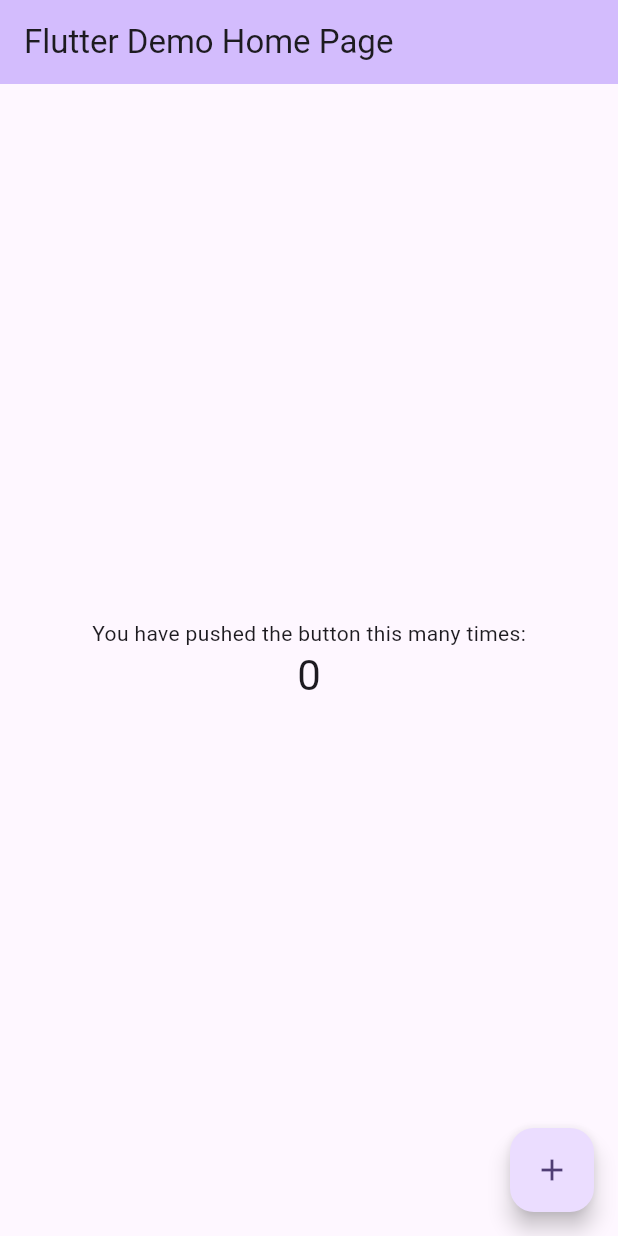
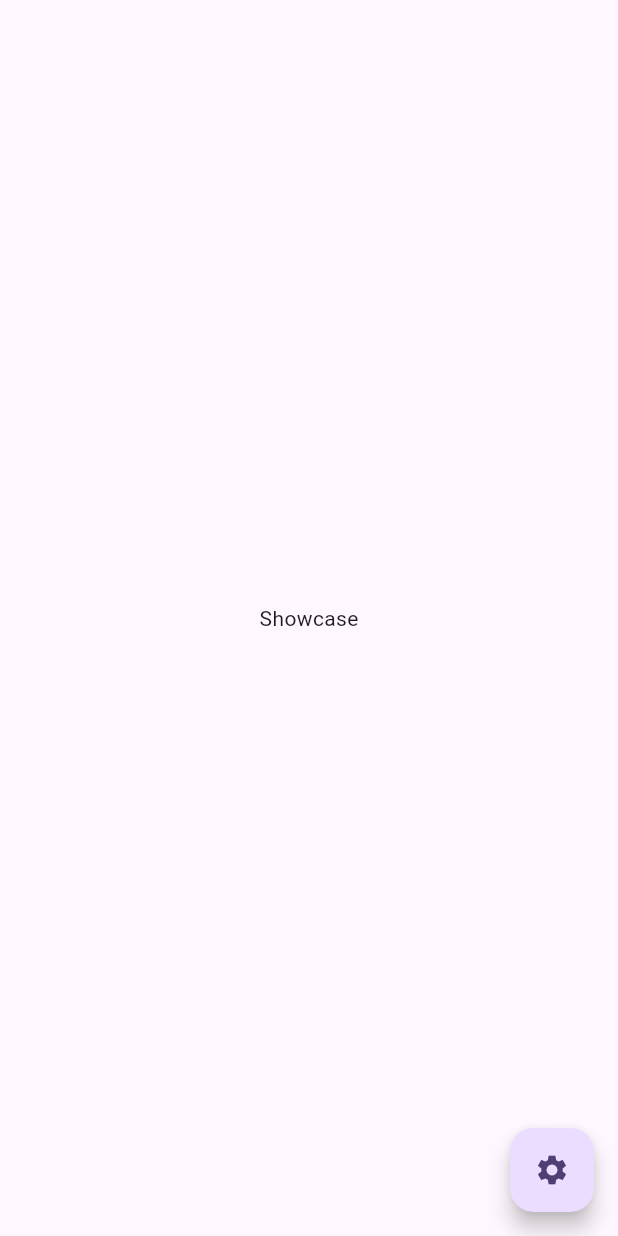
Before and after one commit to vdvpie22/showcase, a Flutter app: the screen it shows after launch, on a phone screen of 412 x 824 dp. Run offline on Flutter 3.47's test engine with Material 3 defaults, Android fonts, the phone set to English and light mode, and no system bars; our stand-ins replace get_it, injectable; generated files the repository leaves out were written again.

```diff
--- /dev/null
+++ b/l10n.yaml
@@ -0,0 +1,3 @@
+arb-dir: lib/l10n
+template-arb-file: app_en.arb
+output-localization-file: app_localizations.dart
--- /dev/null
+++ b/lib/common/locale_text.dart
@@ -0,0 +1,8 @@
+import 'package:flutter/material.dart';
+import 'package:flutter_gen/gen_l10n/app_localizations.dart';
+
+class LocaleText {
+  static AppLocalizations? of(BuildContext context) {
+    return Localizations.of<AppLocalizations>(context, AppLocalizations);
+  }
+}
--- /dev/null
+++ b/lib/core/app_scaffold.dart
@@ -0,0 +1,24 @@
+import 'package:flutter/material.dart';
+
+class AppScaffold extends StatelessWidget {
+  const AppScaffold({super.key, required this.child});
+
+  final Widget child;
+
+  @override
+  Widget build(BuildContext context) {
+    return Scaffold(
+      body: SafeArea(
+        child: child,
+      ),
+      floatingActionButton: FloatingActionButton(
+        onPressed: () {
+          if (ModalRoute.of(context)?.settings.name != '/settings') {
+            Navigator.of(context).pushNamed('/settings');
+          }
+        },
+        child: const Icon(Icons.settings),
+      ),
+    );
+  }
+}
--- /dev/null
+++ b/lib/features/home/presentation/home_screen.dart
@@ -0,0 +1,16 @@
+import 'package:flutter/material.dart';
+import 'package:showcase/common/locale_text.dart';
+import 'package:showcase/core/app_scaffold.dart';
+
+class HomeScreen extends StatelessWidget {
+  const HomeScreen({super.key});
+
+  @override
+  Widget build(BuildContext context) {
+    return AppScaffold(
+      child: Center(
+        child: Text(LocaleText.of(context)!.appTitle),
+      ),
+    );
+  }
+}
--- /dev/null
+++ b/lib/l10n/app_en.arb
@@ -0,0 +1,4 @@
+{
+  "appTitle": "Showcase",
+  "settings": "Settings"
+}
--- a/lib/main.dart
+++ b/lib/main.dart
@@ -1,5 +1,9 @@
 import 'package:flutter/material.dart';
+import 'package:showcase/core/app_router.dart';
+import 'package:showcase/features/home/presentation/home_screen.dart';
 import 'package:showcase/service_locator.dart';
+import 'package:flutter_gen/gen_l10n/app_localizations.dart';
+
 
 void main() {
   configureDependencies();
@@ -13,100 +17,16 @@ class MyApp extends StatelessWidget {
   @override
   Widget build(BuildContext context) {
     return MaterialApp(
-      title: 'Flutter Demo',
+      debugShowCheckedModeBanner: false,
+      localizationsDelegates: AppLocalizations.localizationsDelegates,
+      supportedLocales: AppLocalizations.supportedLocales,
+      title: 'Showcase',
       theme: ThemeData(
         colorScheme: ColorScheme.fromSeed(seedColor: Colors.deepPurple),
         useMaterial3: true,
       ),
-      home: const MyHomePage(title: 'Flutter Demo Home Page'),
+      home: const HomeScreen(),
+      onGenerateRoute: (settings) => AppRouter.onGenerateRoute(settings),
     );
   }
 }
-
-class MyHomePage extends StatefulWidget {
-  const MyHomePage({super.key, required this.title});
-
-  // This widget is the home page of your application. It is stateful, meaning
-  // that it has a State object (defined below) that contains fields that affect
-  // how it looks.
-
-  // This class is the configuration for the state. It holds the values (in this
-  // case the title) provided by the parent (in this case the App widget) and
-  // used by the build method of the State. Fields in a Widget subclass are
-  // always marked "final".
-
-  final String title;
-
-  @override
-  State<MyHomePage> createState() => _MyHomePageState();
-}
-
-class _MyHomePageState extends State<MyHomePage> {
-  int _counter = 0;
-
-  void _incrementCounter() {
-    setState(() {
-      // This call to setState tells the Flutter framework that something has
-      // changed in this State, which causes it to rerun the build method below
-      // so that the display can reflect the updated values. If we changed
-      // _counter without calling setState(), then the build method would not be
-      // called again, and so nothing would appear to happen.
-      _counter++;
-    });
-  }
-
-  @override
-  Widget build(BuildContext context) {
-    // This method is rerun every time setState is called, for instance as done
-    // by the _incrementCounter method above.
-    //
-    // The Flutter framework has been optimized to make rerunning build methods
-    // fast, so that you can just rebuild anything that needs updating rather
-    // than having to individually change instances of widgets.
-    return Scaffold(
-      appBar: AppBar(
-        // TRY THIS: Try changing the color here to a specific color (to
-        // Colors.amber, perhaps?) and trigger a hot reload to see the AppBar
-        // change color while the other colors stay the same.
-        backgroundColor: Theme.of(context).colorScheme.inversePrimary,
-        // Here we take the value from the MyHomePage object that was created by
-        // the App.build method, and use it to set our appbar title.
-        title: Text(widget.title),
-      ),
-      body: Center(
-        // Center is a layout widget. It takes a single child and positions it
-        // in the middle of the parent.
-        child: Column(
-          // Column is also a layout widget. It takes a list of children and
-          // arranges them vertically. By default, it sizes itself to fit its
-          // children horizontally, and tries to be as tall as its parent.
-          //
-          // Column has various properties to control how it sizes itself and
-          // how it positions its children. Here we use mainAxisAlignment to
-          // center the children vertically; the main axis here is the vertical
-          // axis because Columns are vertical (the cross axis would be
-          // horizontal).
-          //
-          // TRY THIS: Invoke "debug painting" (choose the "Toggle Debug Paint"
-          // action in the IDE, or press "p" in the console), to see the
-          // wireframe for each widget.
-          mainAxisAlignment: MainAxisAlignment.center,
-          children: <Widget>[
-            const Text(
-              'You have pushed the button this many times:',
-            ),
-            Text(
-              '$_counter',
-              style: Theme.of(context).textTheme.headlineMedium,
-            ),
-          ],
-        ),
-      ),
-      floatingActionButton: FloatingActionButton(
-        onPressed: _incrementCounter,
-        tooltip: 'Increment',
-        child: const Icon(Icons.add),
-      ), // This trailing comma makes auto-formatting nicer for build methods.
-    );
-  }
-}
--- a/pubspec.yaml
+++ b/pubspec.yaml
@@ -30,7 +30,9 @@ environment:
 dependencies:
   flutter:
     sdk: flutter
-
+  flutter_localizations:
+    sdk: flutter
+  intl: any
 
   # The following adds the Cupertino Icons font to your application.
   # Use with the CupertinoIcons class for iOS style icons.
@@ -38,6 +40,7 @@ dependencies:
 
   get_it: 7.6.7
   injectable: ^2.3.2
+
 
 dev_dependencies:
   flutter_test:
@@ -63,6 +66,7 @@ flutter:
   # included with your application, so that you can use the icons in
   # the material Icons class.
   uses-material-design: true
+  generate: true
 
   # To add assets to your application, add an assets section, like this:
   # assets:
```
Also changed, not shown: lib/core/app_router.dart (added, +24 -0 lines), lib/features/settings/presentation/settings_screen.dart (added, +15 -0 lines), 1 other file.
